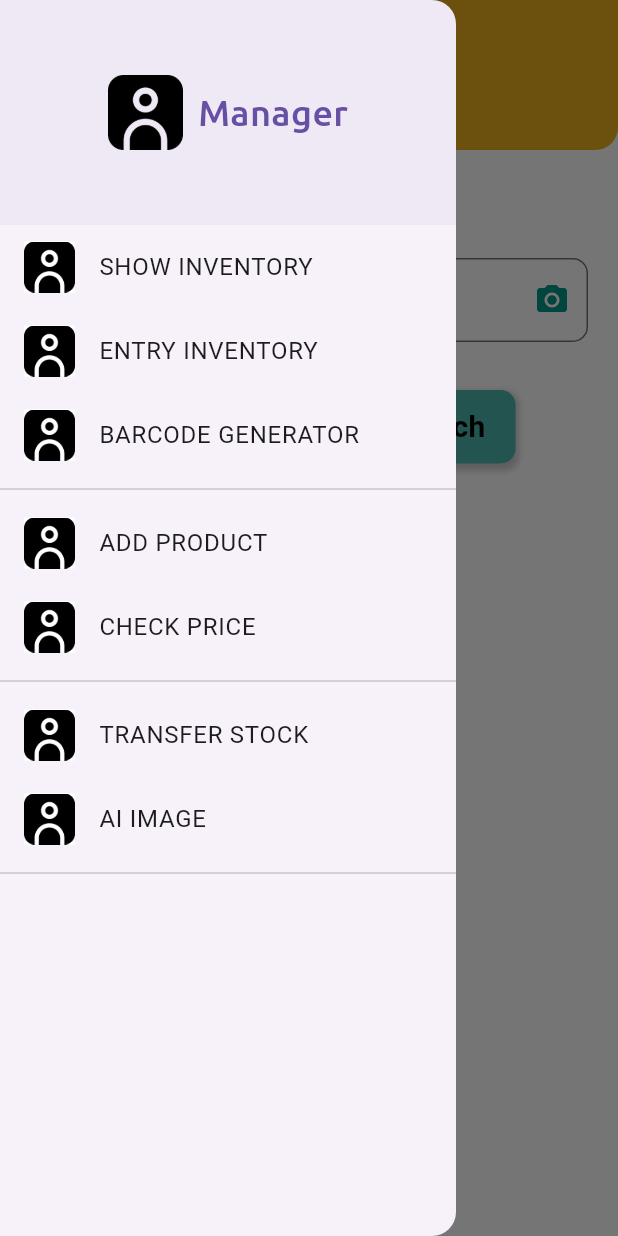
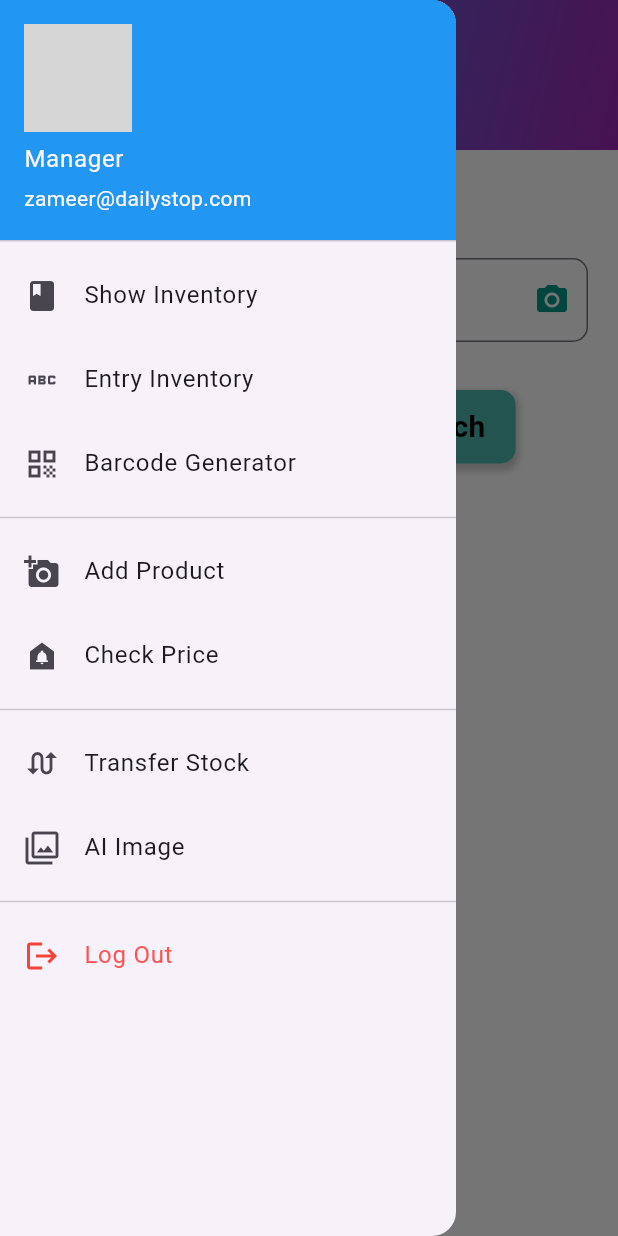
Before and after one commit to darroyave/barcodeinventory, a Flutter app: the HomeScreen screen opened by its route, with the side drawer open, on a phone screen of 412 x 824 dp. Run offline on Flutter 3.47's test engine with Material 3 defaults, Android fonts, the phone set to English and light mode, and no system bars; our stand-ins replace flutter_svg, get, google_fonts, image_picker, permission_handler, printing and 1 more; missing offline and left inert: barcode_scan2, flutter_pdfview; accounts and stored records are empty; network calls fail; project files that could hold a hidden picture were left out; grey boxes are pictures that could not be loaded.

Commit message:
segunda parte

```diff
--- a/lib/widgets/custom_appbar.dart
+++ b/lib/widgets/custom_appbar.dart
@@ -3,10 +3,8 @@ import 'package:flutter/services.dart';
 import 'package:google_fonts/google_fonts.dart';
 
 class CustomAppbar extends StatefulWidget {
-  final String title; // Agregamos una variable para el título
-  const CustomAppbar(
-      {super.key,
-      required this.title}); // Modificamos el constructor para aceptar el título
+  final String title; // Variable para el título
+  const CustomAppbar({super.key, required this.title});
 
   @override
   State<CustomAppbar> createState() => _CustomAppbarState();
@@ -16,60 +14,50 @@ class _CustomAppbarState extends State<CustomAppbar> {
   @override
   Widget build(BuildContext context) {
     return AppBar(
-        backgroundColor: Colors.amber,
-        title: Text(widget.title,
+      title: Text(
+        widget.title,
         style: GoogleFonts.montserrat(
           fontWeight: FontWeight.w700,
           color: Colors.white,
-                fontSize: 20)), // Usamos el título desde el widget
+          fontSize: 20,
+        ),
+      ),
       centerTitle: true,
-        clipBehavior: Clip.antiAliasWithSaveLayer,
-        bottomOpacity: 0.5,
-        //  shadowColor: Colors.redAccent,
-        toolbarOpacity: 0.9,
-        elevation: 100,
-        //    foregroundColor: Colors.red,
-        leadingWidth: 30,
-        primary: true,
-        scrolledUnderElevation: 100,
-        titleSpacing: 0.0,
-        systemOverlayStyle: const SystemUiOverlayStyle(
-          statusBarColor: Colors.green,
-        ),
-        toolbarTextStyle: const TextStyle(
-          color: Colors.white,
-        ),
-        toolbarHeight: 100,
+      elevation: 10,
       shape: const RoundedRectangleBorder(
         borderRadius: BorderRadius.only(
           bottomLeft: Radius.circular(15),
           bottomRight: Radius.circular(15),
         ),
       ),
-        notificationPredicate: (ScrollNotification notification) {
-          return notification is ScrollUpdateNotification &&
-              notification.scrollDelta! < 0;
-        },
-        iconTheme: const IconThemeData(
-          size: 25,
+      flexibleSpace: Container(
+        decoration: const BoxDecoration(
+          gradient: LinearGradient(
+            begin: Alignment.topLeft,
+            end: Alignment.bottomRight,
+            colors: [Colors.blue, Colors.purple],
           ),
-        forceMaterialTransparency: false,
+        ),
+      ),
+      systemOverlayStyle: SystemUiOverlayStyle.light.copyWith(
+        statusBarColor:
+            Colors.transparent, // transparente para ver el gradiente
+      ),
+      toolbarHeight: 70,
       bottom: PreferredSize(
-          preferredSize: const Size(0, 10),
+        preferredSize: const Size.fromHeight(10),
         child: Padding(
           padding: const EdgeInsets.all(8.0),
           child: Text(
             "DASHBOARD CONTROL",
             style: GoogleFonts.montserrat(
-                color: Colors.black,
+              color: Colors.white,
               fontWeight: FontWeight.bold,
               fontSize: 14,
             ),
           ),
         ),
       ),
-        actionsIconTheme: const IconThemeData(
-          color: Colors.white24,
-        ));
+    );
   }
 }
--- a/lib/widgets/custom_drawer.dart
+++ b/lib/widgets/custom_drawer.dart
@@ -1,6 +1,3 @@
-import 'package:barcodeinventory/widgets/custom_header_widget.dart';
-import 'package:barcodeinventory/widgets/images.dart';
-import 'package:barcodeinventory/widgets/side_menu_tile.dart';
 import 'package:flutter/material.dart';
 
 class CustomDrawer extends StatelessWidget {
@@ -13,62 +10,103 @@ class CustomDrawer extends StatelessWidget {
   @override
   Widget build(BuildContext context) {
     return Drawer(
+      child: Column(
+        children: <Widget>[
+          const CustomAccountDrawer(),
+          Expanded(
             child: ListView(
-        children: <Widget>[
-          const CustomHeaderWidget(
-            headerImage: Images.account,
-            title: 'Manager',
-          ),
+              children: [
                 SideMenuTile(
                   ontap: () => onSelectPage(0),
-            name: 'SHOW INVENTORY',
-            icon: Icons.inventory, // Asumiendo que el tipo esperado es IconData
+                  name: 'Show Inventory',
+                  icon: Icons.book, // Using Ionicons
                 ),
                 SideMenuTile(
                   ontap: () => onSelectPage(1),
-            name: 'ENTRY INVENTORY',
-            icon: Icons.input,
+                  name: 'Entry Inventory',
+                  icon: Icons.abc_outlined,
                 ),
                 SideMenuTile(
                   ontap: () => onSelectPage(2),
-            name: 'BARCODE GENERATOR',
-            icon: Icons.qr_code_scanner,
+                  name: 'Barcode Generator',
+                  icon: Icons.qr_code,
                 ),
                 const Divider(),
                 SideMenuTile(
                   ontap: () => onSelectPage(3),
-            name: 'ADD PRODUCT',
-            icon: Icons.add_circle_outline,
+                  name: 'Add Product',
+                  icon: Icons.add_a_photo,
                 ),
                 SideMenuTile(
                   ontap: () => onSelectPage(4),
-            name: 'CHECK PRICE',
-            icon: Icons.attach_money,
+                  name: 'Check Price',
+                  icon: Icons.doorbell_sharp,
                 ),
                 const Divider(),
                 SideMenuTile(
                   ontap: () => onSelectPage(5),
-            name: 'TRANSFER STOCK',
-            icon: Icons.swap_horiz,
+                  name: 'Transfer Stock',
+                  icon: Icons.swap_calls,
                 ),
                 SideMenuTile(
                   ontap: () => onSelectPage(6),
-            name: 'AI IMAGE',
-            icon: Icons.image,
+                  name: 'AI Image',
+                  icon: Icons.filter,
                 ),
                 const Divider(),
-          // CustomCategoryButtonWidget(
-          //  icon: Icon(Ico),
-          //   buttonText: "Log Out",
-          //   onTap: () => onLogout(context),
-          //   textStyle: GoogleFonts.notoSans(
-          //     color: Colors.redAccent,
-          //     fontSize: 16,
-          //   ),
-          //   showDivider: true,
-          // ),
+                ListTile(
+                  leading: const Icon(Icons.logout, color: Colors.red),
+                  title: const Text('Log Out',
+                      style: TextStyle(color: Colors.redAccent)),
+                  onTap: () => onLogout(context),
+                ),
+              ],
+            ),
+          ),
         ],
       ),
     );
   }
 }
+
+class CustomAccountDrawer extends StatelessWidget {
+  const CustomAccountDrawer({
+    super.key,
+  });
+
+  @override
+  Widget build(BuildContext context) {
+    return const UserAccountsDrawerHeader(
+      accountName: Text('Manager '),
+      accountEmail: Text('zameer@dailystop.com'),
+      currentAccountPicture: CircleAvatar(
+        backgroundImage: NetworkImage(
+            'https://img.freepik.com/premium-vector/business-global-economy_24877-41082.jpg'),
+        backgroundColor: Colors.white,
+      ),
+      decoration: BoxDecoration(
+        color: Colors.blue,
+      ),
+    );
+  }
+}
+
+class SideMenuTile extends StatelessWidget {
+  const SideMenuTile({
+    super.key,
+    required this.ontap,
+    required this.name,
+    required this.icon,
+  });
+  final VoidCallback ontap;
+  final String name;
+  final IconData icon;
+  @override
+  Widget build(BuildContext context) {
+    return ListTile(
+      onTap: ontap,
+      title: Text(name),
+      leading: Icon(icon),
+    );
+  }
+}
--- a/lib/widgets/custom_header_widget.dart
+++ /dev/null
@@ -1,38 +0,0 @@
-import 'package:flutter/material.dart';
-
-import '../utils/dimensions.dart';
-import '../utils/styles.dart';
-import 'custom_asset_image_widget.dart';
-
-class CustomHeaderWidget extends StatelessWidget {
-  final String headerImage;
-  final String title;
-  const CustomHeaderWidget(
-      {super.key, required this.title, required this.headerImage});
-
-  @override
-  Widget build(BuildContext context) {
-    return Container(
-      height: 150,
-
-      color: Theme.of(context).primaryColor.withOpacity(0.06),
-      child: Padding(
-        padding: const EdgeInsets.all(Dimensions.paddingSizeSmall),
-        child: Row(
-          mainAxisAlignment: MainAxisAlignment.center,
-          children: [
-            CustomAssetImageWidget(headerImage, height: 50),
-            const SizedBox(width: Dimensions.paddingSizeSmall),
-            Text(
-              title,
-              style: fontSizeMedium.copyWith(
-                fontSize: Dimensions.fontSizeOverLarge,
-                color: Theme.of(context).primaryColor,
-              ),
-            ),
-          ],
-        ),
-      ),
-    );
-  }
-}
--- a/lib/widgets/side_menu_tile.dart
+++ /dev/null
@@ -1,24 +0,0 @@
-import 'package:flutter/material.dart';
-
-class SideMenuTile extends StatelessWidget {
-  const SideMenuTile({
-    super.key,
-    required this.ontap,
-    required this.name, required IconData icon,
-  });
-  final VoidCallback ontap;
-  final String name;
-  @override
-  Widget build(BuildContext context) {
-    return ListTile(
-      onTap: ontap,
-      title: Text(name),
-      leading: Container(
-        color: Colors.white,
-        height: 34,
-        width: 34,
-        child: Image.asset('assets/image/account.png'),
-      ),
-    );
-  }
-}
```
Also changed, not shown: 1 other file. Lines whose indentation alone changed are shown as unchanged.
